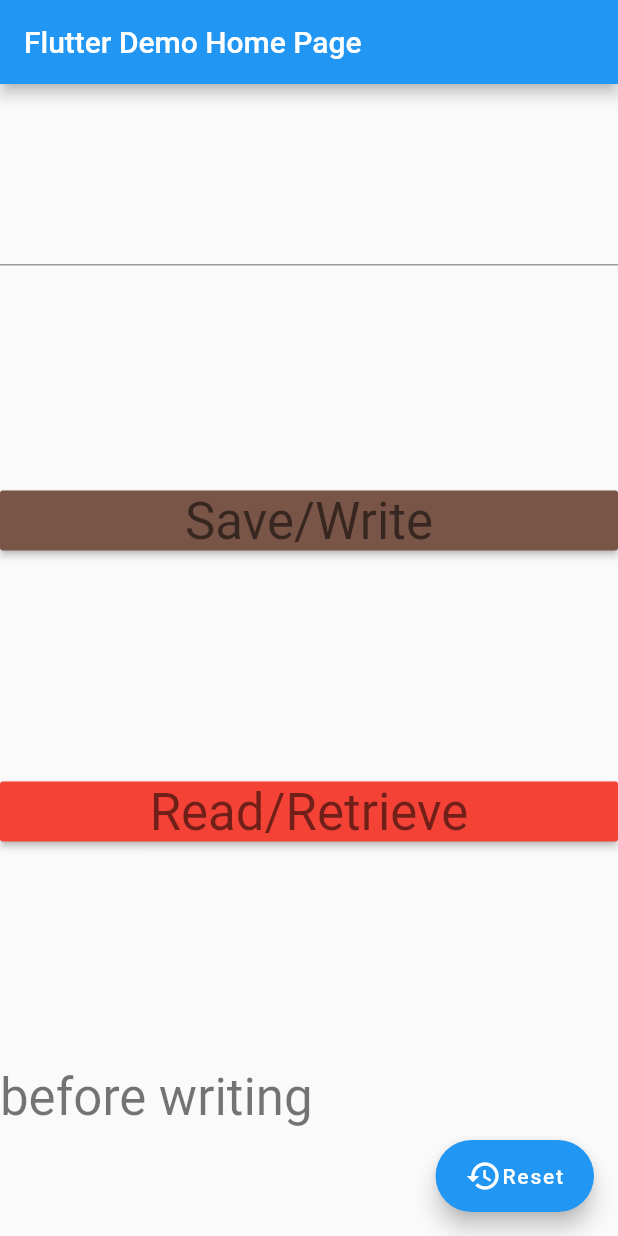
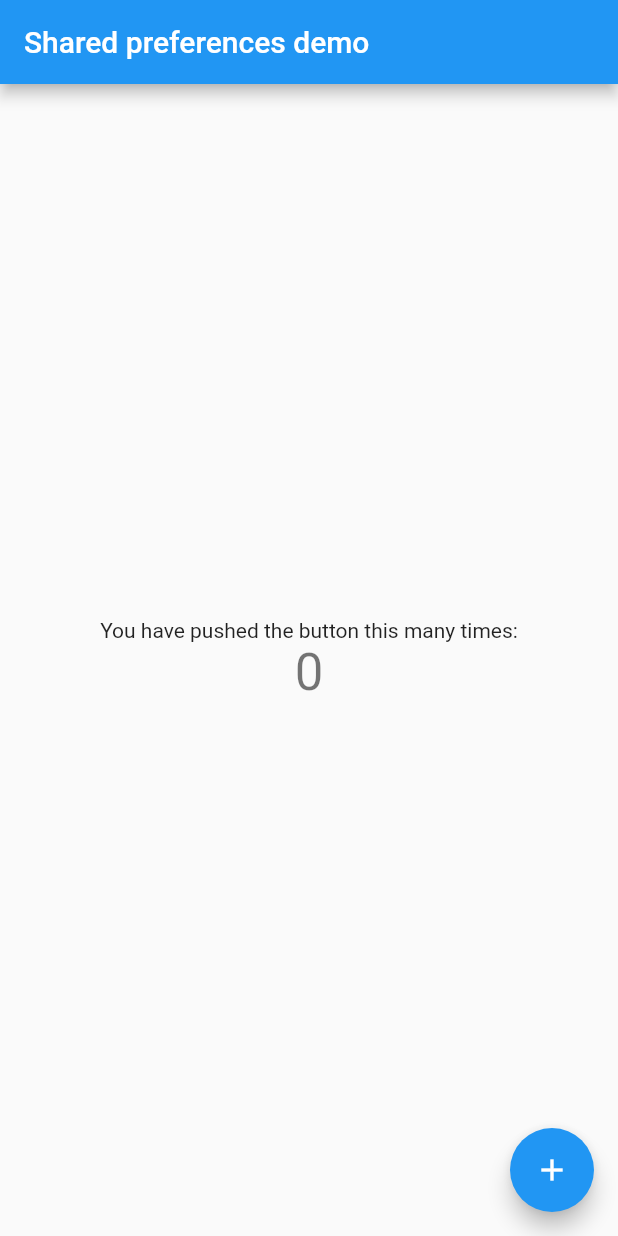
Before and after one commit to uzairleo/file_saving_flutter-sharedpref-Sqflite-FileHandling-, a Flutter app: the screen it shows after launch, on a phone screen of 412 x 824 dp. Run offline on Flutter 3.47's test engine with Material 2 defaults, Android fonts, the phone set to English and light mode, and no system bars; our stand-ins replace csv, shared_preferences, sqflite; accounts and stored records are empty.

Commit message:
set persist values $counter

```diff
--- a/lib/main.dart
+++ b/lib/main.dart
@@ -1,5 +1,6 @@
 import 'package:flutter/material.dart';
 import 'package:saving_file_locally/FileHandling.dart';
+import 'package:saving_file_locally/sharedPreferences.dart';
 void main() => runApp(MyApp());
 
 class MyApp extends StatelessWidget {
@@ -10,7 +11,8 @@ class MyApp extends StatelessWidget {
       theme: ThemeData(
         primarySwatch: Colors.blue,
       ),
-      home: MyHomePage(title: 'Flutter Demo Home Page'),
+      home: MyApps(),
+      // MyHomePage(title: 'Flutter Demo Home Page'),
     );
   }
 }
--- a/lib/sharedPreferences.dart
+++ b/lib/sharedPreferences.dart
@@ -3,7 +3,7 @@ import 'package:shared_preferences/shared_preferences.dart';
 
 // void main() => runApp(MyApp());
 
-class MyApp extends StatelessWidget {
+class MyApps extends StatelessWidget {
   // This widget is the root of the application.
   @override
   Widget build(BuildContext context) {
```
